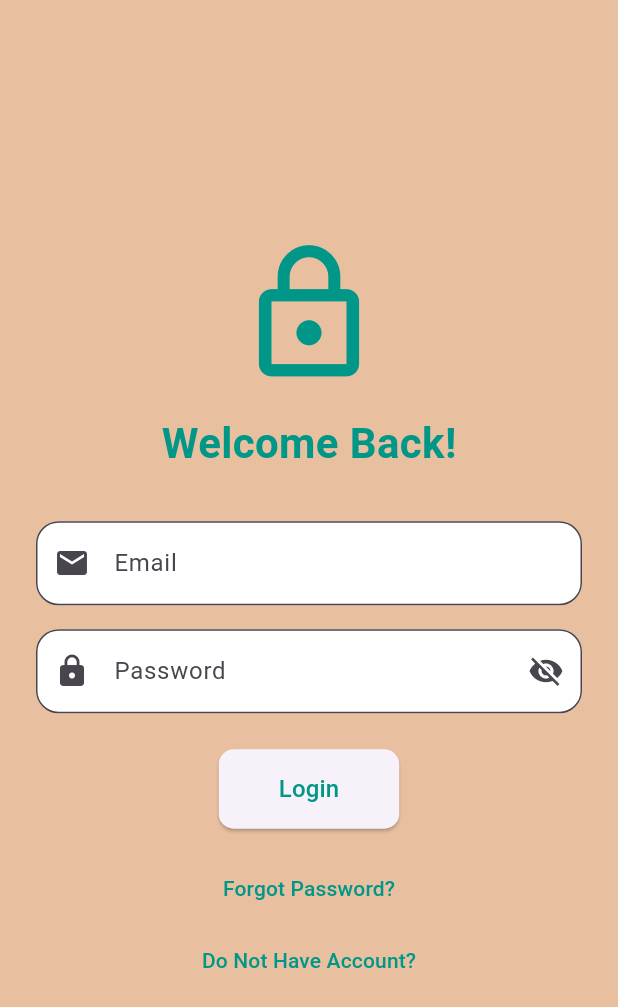
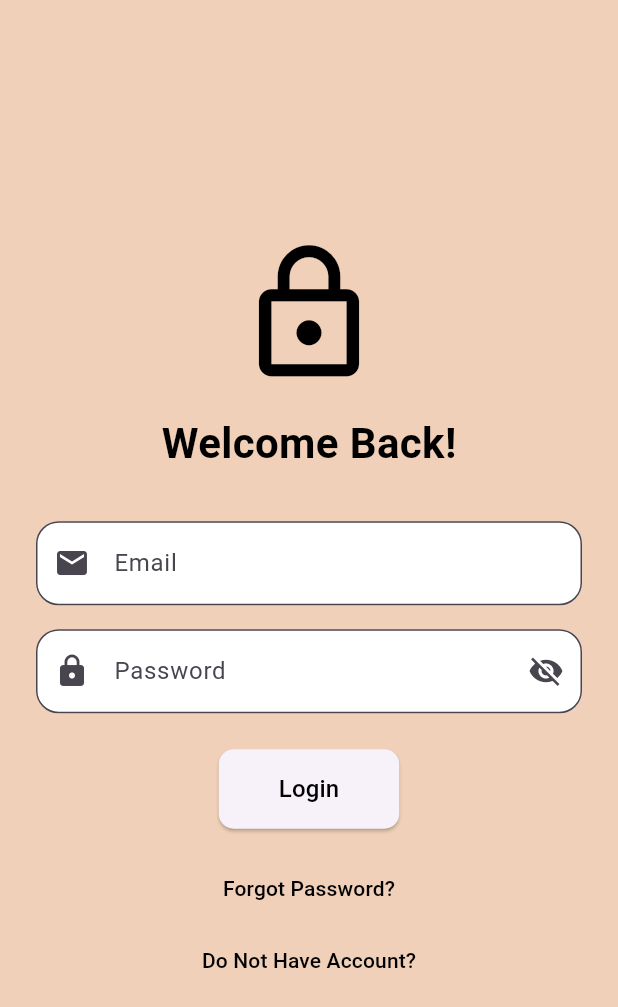
Before and after one commit to mariamalaa76/PetsApp, a Flutter app: the screen it shows after launch, on a phone screen of 412 x 824 dp. Shown: the top 1007 px of the screen. Run offline on Flutter 3.47's test engine with Material 3 defaults, Android fonts, the phone set to English and light mode, and no system bars; our stand-ins replace hexcolor, image_picker.

Commit message:
edit  background  edit loginscreen

```diff
--- a/lib/main.dart
+++ b/lib/main.dart
@@ -17,7 +17,11 @@ class MyApp extends StatelessWidget {
       debugShowCheckedModeBanner: false,
       home:LoginScreen(),
       theme: ThemeData(
-        scaffoldBackgroundColor: HexColor('#E8C0A0')
+        scaffoldBackgroundColor: HexColor('#F0D0B8'),
+        bottomNavigationBarTheme: BottomNavigationBarThemeData(
+          backgroundColor: HexColor('#F0D0B8'),
+          selectedItemColor: HexColor('#670b0b'),
+        )
       ),
     );
   }
--- a/lib/modules/login/login.dart
+++ b/lib/modules/login/login.dart
@@ -30,7 +30,7 @@ class _LoginScreenState extends State<LoginScreen> {
                   const Icon(
                     Icons.lock_outline,
                     size: 100,
-                    color: Colors.teal,
+                    color: Colors.black,
                   ),
                   const SizedBox(height: 16),
                   const Text(
@@ -38,7 +38,7 @@ class _LoginScreenState extends State<LoginScreen> {
                     style: TextStyle(
                       fontSize: 28,
                       fontWeight: FontWeight.bold,
-                      color: Colors.teal
+                      color: Colors.black,
                     ),
                   ),
                   const SizedBox(height: 32),
--- a/lib/shared/components/components.dart
+++ b/lib/shared/components/components.dart
@@ -42,7 +42,9 @@ Widget ElevatedButtonComponent(
       onPressed: () => function(),
       child: Text(
         text,
-        style: TextStyle(fontSize: 16,color: Colors.teal),
+        style: TextStyle(fontSize: 16,
+          color: Colors.black,
+),
       ),
     );
 
@@ -52,6 +54,8 @@ Widget TextButtonComponent(
       onPressed: () => function(),
       child: Text(
         text,
-        style: TextStyle(color: Colors.teal),
+        style: TextStyle(
+          color: Colors.black,
+        ),
       ),
     );
```
